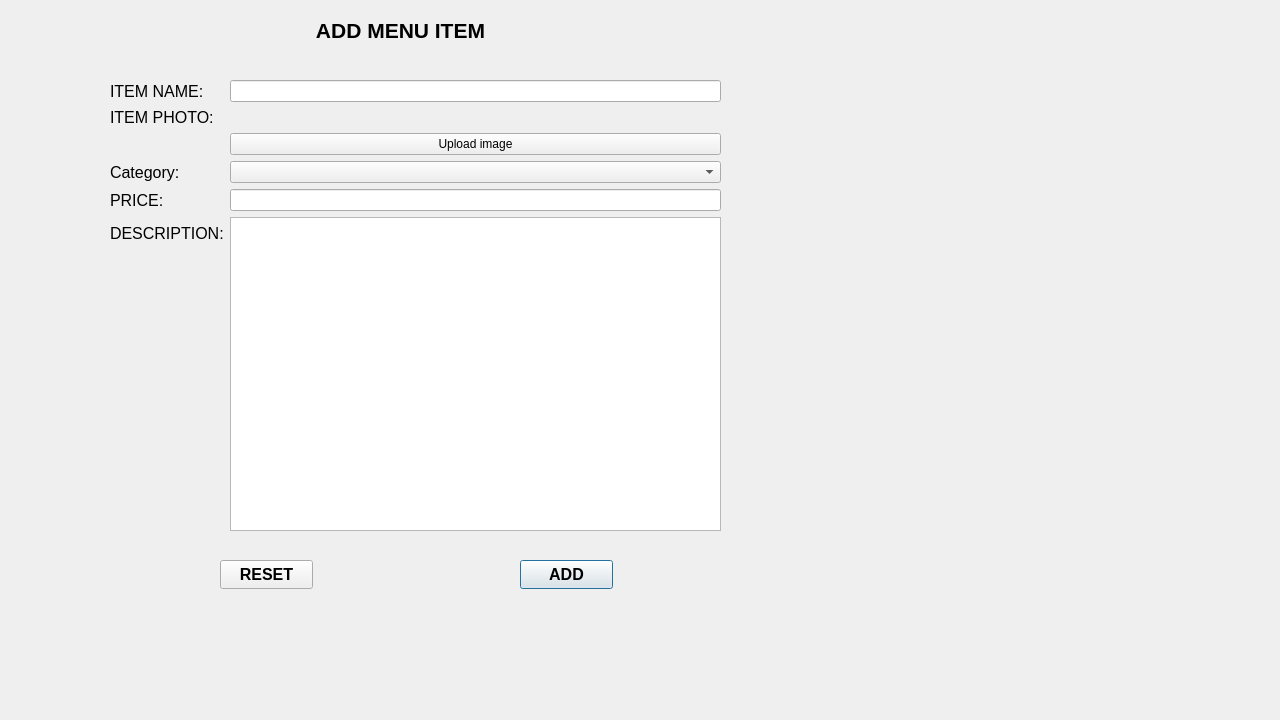
This is RMS_qt/addmenuitem.ui in dev-pratik02/RMS as Qt 5 draws it before an edit. The edited form follows.
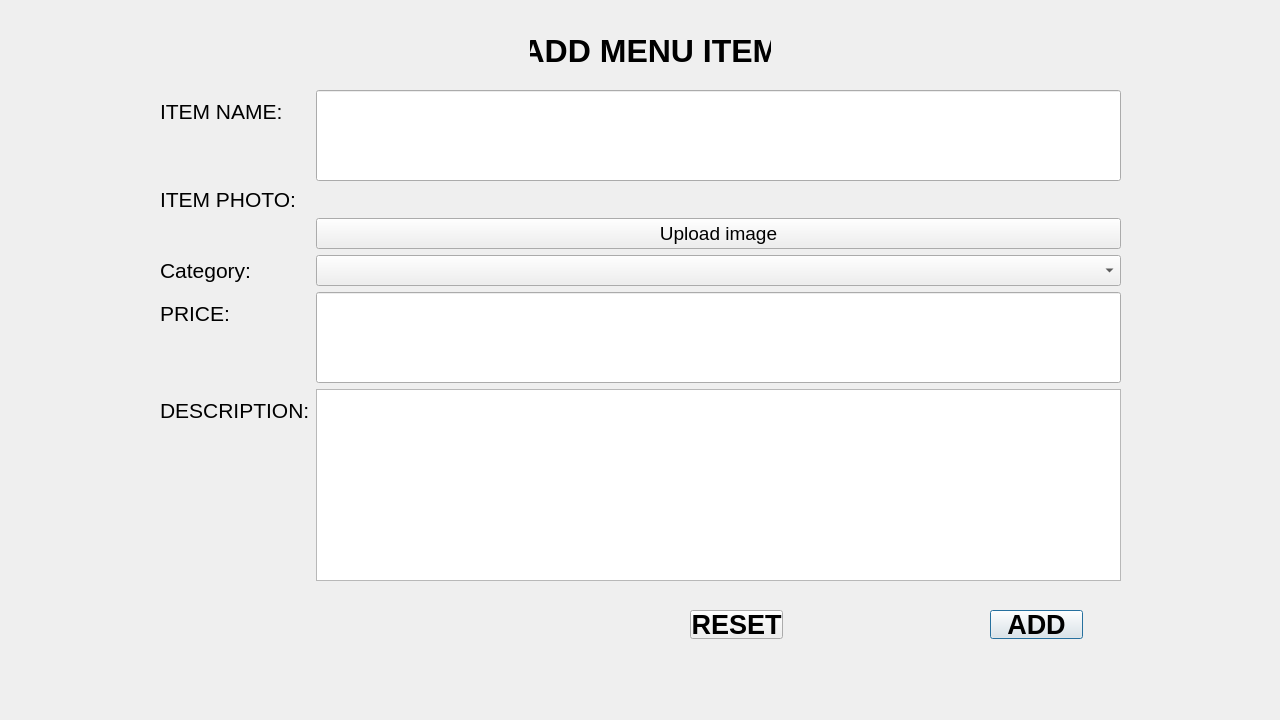
This is the edited form.

What changed in the file:
```diff
--- a/RMS_qt/addmenuitem.ui
+++ b/RMS_qt/addmenuitem.ui
@@ -21,8 +21,8 @@
   <widget class="QLabel" name="ADDMENUITEM">
    <property name="geometry">
     <rect>
-     <x>280</x>
-     <y>10</y>
+     <x>530</x>
+     <y>30</y>
      <width>241</width>
      <height>41</height>
     </rect>
@@ -30,7 +30,7 @@
    <property name="font">
     <font>
      <family>Arial</family>
-     <pointsize>16</pointsize>
+     <pointsize>24</pointsize>
      <italic>false</italic>
      <bold>true</bold>
     </font>
@@ -45,8 +45,8 @@
   <widget class="QPushButton" name="btn_save">
    <property name="geometry">
     <rect>
-     <x>520</x>
-     <y>560</y>
+     <x>990</x>
+     <y>610</y>
      <width>93</width>
      <height>29</height>
     </rect>
@@ -54,7 +54,7 @@
    <property name="font">
     <font>
      <family>Arial</family>
-     <pointsize>12</pointsize>
+     <pointsize>20</pointsize>
      <italic>false</italic>
      <bold>true</bold>
     </font>
@@ -66,8 +66,8 @@
   <widget class="QPushButton" name="btn_reset">
    <property name="geometry">
     <rect>
-     <x>220</x>
-     <y>560</y>
+     <x>690</x>
+     <y>610</y>
      <width>93</width>
      <height>29</height>
     </rect>
@@ -75,7 +75,7 @@
    <property name="font">
     <font>
      <family>Arial</family>
-     <pointsize>12</pointsize>
+     <pointsize>20</pointsize>
      <italic>false</italic>
      <bold>true</bold>
     </font>
@@ -87,10 +87,10 @@
   <widget class="QWidget" name="layoutWidget">
    <property name="geometry">
     <rect>
-     <x>110</x>
-     <y>80</y>
-     <width>611</width>
-     <height>451</height>
+     <x>160</x>
+     <y>90</y>
+     <width>961</width>
+     <height>491</height>
     </rect>
    </property>
    <layout class="QFormLayout" name="formLayout">
@@ -99,7 +99,7 @@
       <property name="font">
        <font>
         <family>Arial</family>
-        <pointsize>12</pointsize>
+        <pointsize>16</pointsize>
         <italic>false</italic>
         <bold>false</bold>
        </font>
@@ -110,14 +110,27 @@
      </widget>
     </item>
     <item row="1" column="1">
-     <widget class="QLineEdit" name="item_name"/>
+     <widget class="QLineEdit" name="item_name">
+      <property name="sizePolicy">
+       <sizepolicy hsizetype="Expanding" vsizetype="Expanding">
+        <horstretch>0</horstretch>
+        <verstretch>0</verstretch>
+       </sizepolicy>
+      </property>
+      <property name="font">
+       <font>
+        <family>Arial</family>
+        <pointsize>14</pointsize>
+       </font>
+      </property>
+     </widget>
     </item>
     <item row="3" column="0">
      <widget class="QLabel" name="label_2">
       <property name="font">
        <font>
         <family>Arial</family>
-        <pointsize>12</pointsize>
+        <pointsize>16</pointsize>
        </font>
       </property>
       <property name="text">
@@ -127,6 +140,12 @@
     </item>
     <item row="3" column="1">
      <widget class="QLabel" name="image_preview">
+      <property name="font">
+       <font>
+        <family>Arial</family>
+        <pointsize>14</pointsize>
+       </font>
+      </property>
       <property name="text">
        <string/>
       </property>
@@ -134,6 +153,12 @@
     </item>
     <item row="4" column="1">
      <widget class="QPushButton" name="image_upload">
+      <property name="font">
+       <font>
+        <family>Arial</family>
+        <pointsize>14</pointsize>
+       </font>
+      </property>
       <property name="text">
        <string>Upload image</string>
       </property>
@@ -144,7 +169,7 @@
       <property name="font">
        <font>
         <family>Arial</family>
-        <pointsize>12</pointsize>
+        <pointsize>16</pointsize>
        </font>
       </property>
       <property name="text">
@@ -153,14 +178,21 @@
      </widget>
     </item>
     <item row="5" column="1">
-     <widget class="QComboBox" name="combo_category"/>
+     <widget class="QComboBox" name="combo_category">
+      <property name="font">
+       <font>
+        <family>Arial</family>
+        <pointsize>14</pointsize>
+       </font>
+      </property>
+     </widget>
     </item>
     <item row="7" column="0">
      <widget class="QLabel" name="PRICE">
       <property name="font">
        <font>
         <family>Arial</family>
-        <pointsize>12</pointsize>
+        <pointsize>16</pointsize>
        </font>
       </property>
       <property name="text">
@@ -170,6 +202,18 @@
     </item>
     <item row="7" column="1">
      <widget class="QLineEdit" name="item_price">
+      <property name="sizePolicy">
+       <sizepolicy hsizetype="Expanding" vsizetype="Expanding">
+        <horstretch>0</horstretch>
+        <verstretch>0</verstretch>
+       </sizepolicy>
+      </property>
+      <property name="font">
+       <font>
+        <family>Arial</family>
+        <pointsize>14</pointsize>
+       </font>
+      </property>
       <property name="text">
        <string/>
       </property>
@@ -180,7 +224,7 @@
       <property name="font">
        <font>
         <family>Arial</family>
-        <pointsize>12</pointsize>
+        <pointsize>16</pointsize>
        </font>
       </property>
       <property name="text">
@@ -190,6 +234,12 @@
     </item>
     <item row="9" column="1">
      <widget class="QPlainTextEdit" name="item_description">
+      <property name="font">
+       <font>
+        <family>Arial</family>
+        <pointsize>14</pointsize>
+       </font>
+      </property>
       <property name="plainText">
        <string/>
       </property>
```
